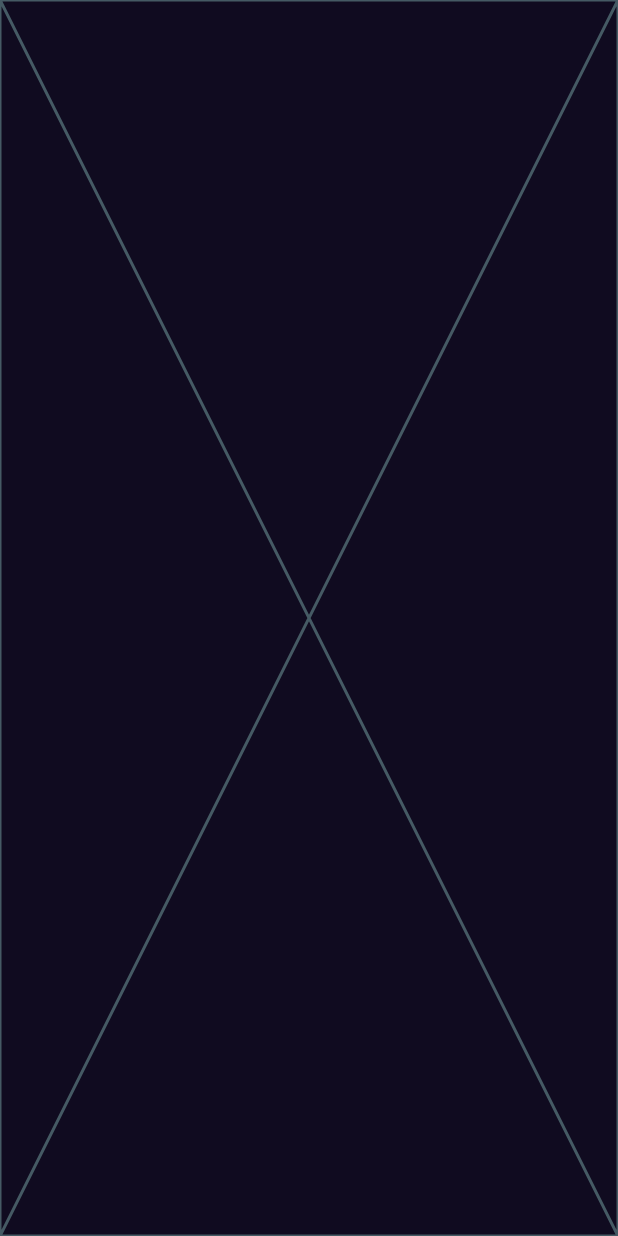
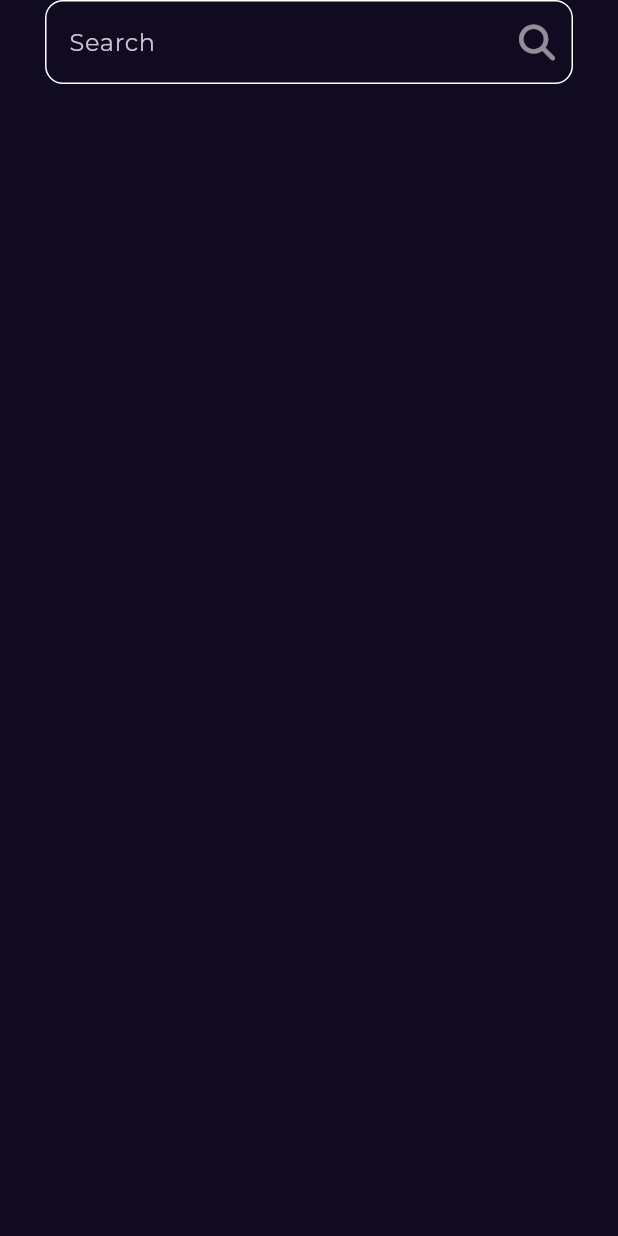
Before and after one commit to inline23/Bookly, a Flutter app: the SearchView screen opened by its route, on a phone screen of 412 x 824 dp. Run offline on Flutter 3.47's test engine with Material 3 defaults, Android fonts, the phone set to English and light mode, and no system bars; our stand-ins replace font_awesome_flutter, go_router, google_fonts.

Commit message:
create custom search text field

```diff
--- a/lib/Features/home/presentation/views/widgets/custom_app_bar.dart
+++ b/lib/Features/home/presentation/views/widgets/custom_app_bar.dart
@@ -1,5 +1,7 @@
+import 'package:bookly_app/core/utils/app_router.dart';
 import 'package:bookly_app/core/utils/assets.dart';
 import 'package:flutter/material.dart';
+import 'package:go_router/go_router.dart';
 
 class CustomAppBar extends StatelessWidget {
   const CustomAppBar({super.key});
@@ -16,7 +18,9 @@ class CustomAppBar extends StatelessWidget {
           ),
           const Spacer(),
           IconButton(
-            onPressed: () {},
+            onPressed: () {
+              GoRouter.of(context).push(AppRouter.kSearchView);
+            },
             icon: Icon(
               Icons.search,
               size: 24,
--- /dev/null
+++ b/lib/Features/search/presentation/views/widgets/custom_search_text_field.dart
@@ -0,0 +1,36 @@
+
+import 'package:flutter/material.dart';
+import 'package:font_awesome_flutter/font_awesome_flutter.dart';
+
+class CustomSearchTextField extends StatelessWidget {
+  const CustomSearchTextField({super.key});
+
+  @override
+  Widget build(BuildContext context) {
+    return TextField(
+      decoration: InputDecoration(
+          enabledBorder: OutlineInputBorder(
+            borderSide: BorderSide(
+              color: Colors.white,
+            ),
+            borderRadius: BorderRadius.circular(12),
+          ),
+          focusedBorder: OutlineInputBorder(
+            borderSide: BorderSide(
+              color: Colors.white,
+            ),
+            borderRadius: BorderRadius.circular(12),
+          ),
+          hintText: 'Search',
+          suffixIcon: IconButton(
+            onPressed: () {},
+            icon: Opacity(
+              opacity: .7,
+              child: Icon(
+                FontAwesomeIcons.magnifyingGlass,
+              ),
+            ),
+          )),
+    );
+  }
+}
--- a/lib/Features/search/presentation/views/widgets/search_view_body.dart
+++ b/lib/Features/search/presentation/views/widgets/search_view_body.dart
@@ -1,3 +1,4 @@
+import 'package:bookly_app/Features/search/presentation/views/widgets/custom_search_text_field.dart';
 import 'package:flutter/material.dart';
 
 class SearchViewBody extends StatelessWidget {
@@ -5,6 +6,13 @@ class SearchViewBody extends StatelessWidget {
 
   @override
   Widget build(BuildContext context) {
-    return const Placeholder();
+    return Padding(
+      padding: const EdgeInsets.symmetric(horizontal: 30.0),
+      child: Column(
+        children: [
+          CustomSearchTextField(),
+        ],
+      ),
+    );
   }
 }
```
